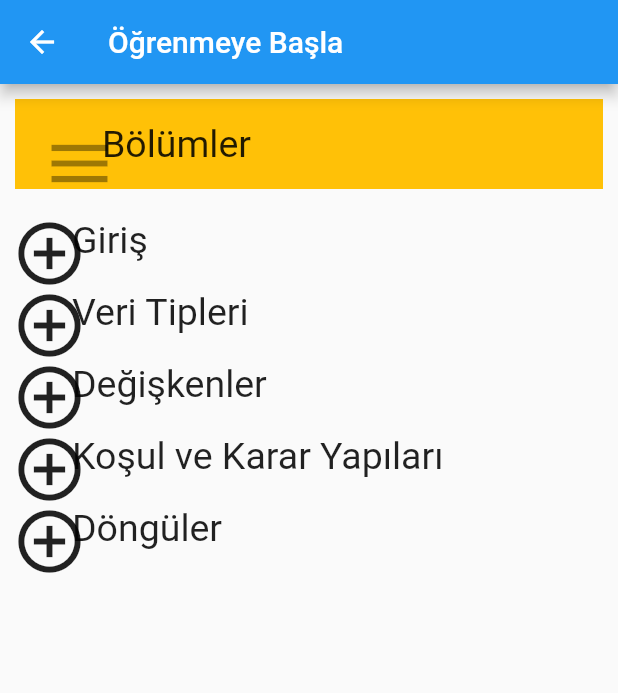
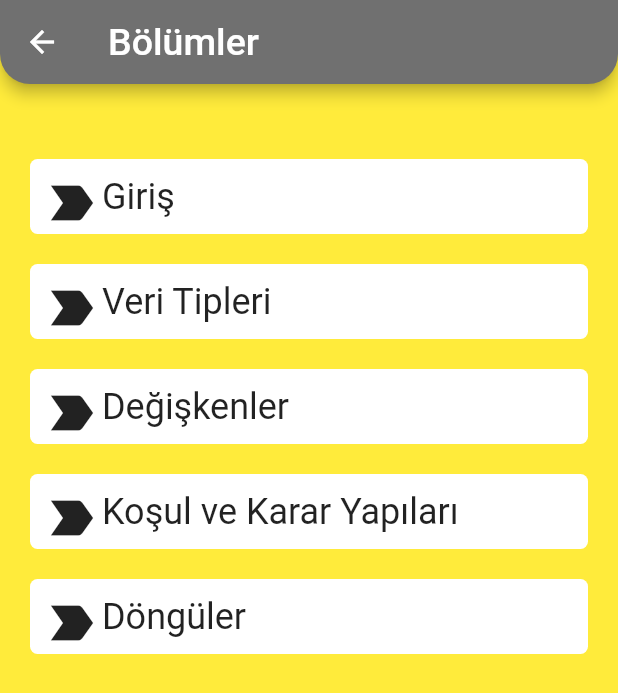
Before and after one commit to cagdaskasif/AMHE, a Flutter app: the screen it shows after launch, after a tap on the "code" icon, on a phone screen of 412 x 824 dp. Shown: the top 693 px of the screen. Run offline on Flutter 3.47's test engine with Material 2 defaults, Android fonts, the phone set to English and light mode, and no system bars; Roboto replaces fonts that are missing (Consolas).

Commit message:
"bölümler" anasayfası düzenlendi, oyunlar çözelim oldu radio buton eklenecek

```diff
--- a/lib/dersler/anasayfa/ogrenmeyebasla.dart
+++ b/lib/dersler/anasayfa/ogrenmeyebasla.dart
@@ -1,4 +1,4 @@
-import'package:flutter/material.dart';
+import 'package:flutter/material.dart';
 import 'package:pyton_ogren/dersler/anasayfa/derslerdegiskenlermain.dart';
 import 'package:pyton_ogren/dersler/anasayfa/derslergirismain.dart';
 import 'package:pyton_ogren/dersler/anasayfa/derslerveritiplerimain.dart';
@@ -10,104 +10,162 @@ class ogrenmeyebasla extends StatefulWidget {
   _ogrenmeyebaslaState createState() => _ogrenmeyebaslaState();
 }
 
-// ignore: camel_case_types
 class _ogrenmeyebaslaState extends State<ogrenmeyebasla> {
   @override
   Widget build(BuildContext context) {
     return Scaffold(
+      backgroundColor: Color.fromARGB(255, 255, 235, 59),
       appBar: AppBar(
-        title: Text("Öğrenmeye Başla"),
+        title:  Text(
+            ("Bölümler"),
+            style: TextStyle(fontSize: 25),
           ),
-
+        shape: RoundedRectangleBorder(
+          borderRadius: BorderRadius.vertical(
+            bottom: Radius.circular(20),
+          ),
+        ),
+        backgroundColor: Color.fromARGB(255, 112, 112, 112),
+      ),
       body: SafeArea(
         child: Column(
           children: <Widget>[
             Container(
-              width: 500,
-              height: 60,
-              color: Colors.amber,
-              alignment: Alignment.topLeft,
-              padding: EdgeInsets.all(10),
-              margin: EdgeInsets.all(10),
               child: Row(
                 children: <Widget>[
-                  IconButton(icon: Icon(Icons.menu, size: 50,), onPressed: null),
-
-                  Text("Bölümler", style: TextStyle(fontSize: 25),)
+                  IconButton(
+                      icon: Icon(
+                        Icons.label_important,
+                        size: 40,
+                      ),
+                      onPressed: () {
+                        Navigator.push(
+                          context,
+                          MaterialPageRoute(builder: (context) => MyApp()),
+                        );
+                      }),
+                  Text(
+                    "Giriş",
+                    style: TextStyle(fontSize: 24),
+                  )
                 ],
-
               ),
-
+              decoration: BoxDecoration(
+                color: Colors.white,
+                borderRadius: BorderRadius.circular(5),
+              ),
+              constraints: BoxConstraints.expand(height: 50),
+              margin: EdgeInsets.fromLTRB(20, 50, 20, 10),
             ),
             Container(
               child: Row(
                 children: <Widget>[
-                  IconButton(icon: Icon(Icons.add_circle_outline, size: 50,), onPressed: () {
-                    Navigator.push(
-                      context,
-                      MaterialPageRoute(builder: (context) => MyApp()),
-                    );
-                  } ),
-                  Text("Giriş", style: TextStyle(fontSize: 25),)
-                ],
+                  IconButton(
+                      icon: Icon(
+                        Icons.label_important,
+                        size: 40,
                       ),
-            ),
-
-            Container(
-              child: Row(
-                children: <Widget>[
-                  IconButton(icon: Icon(Icons.add_circle_outline, size: 50,), onPressed: () {
+                      onPressed: () {
                         Navigator.push(
                           context,
                           MaterialPageRoute(builder: (context) => MyApp2()),
                         );
-                  } ),
-                  Text("Veri Tipleri", style: TextStyle(fontSize: 25),)
+                      }),
+                  Text(
+                    "Veri Tipleri",
+                    style: TextStyle(fontSize: 24),
+                  )
                 ],
               ),
+              decoration: BoxDecoration(
+                color: Colors.white,
+                borderRadius: BorderRadius.circular(5),
+              ),
+              constraints: BoxConstraints.expand(height: 50),
+              margin: EdgeInsets.fromLTRB(20, 10, 20, 10),
             ),
             Container(
               child: Row(
                 children: <Widget>[
-                  IconButton(icon: Icon(Icons.add_circle_outline, size: 50,), onPressed: () {
+                  IconButton(
+                      icon: Icon(
+                        Icons.label_important,
+                        size: 40,
+                      ),
+                      onPressed: () {
                         Navigator.push(
                           context,
                           MaterialPageRoute(builder: (context) => MyApp3()),
                         );
-                  } ),
-                  Text("Değişkenler", style: TextStyle(fontSize: 25),)
+                      }),
+                  Text(
+                    "Değişkenler",
+                    style: TextStyle(fontSize: 24),
+                  )
                 ],
               ),
+              decoration: BoxDecoration(
+                color: Colors.white,
+                borderRadius: BorderRadius.circular(5),
+              ),
+              constraints: BoxConstraints.expand(height: 50),
+              margin: EdgeInsets.fromLTRB(20, 10, 20, 10),
             ),
             Container(
               child: Row(
                 children: <Widget>[
-                  IconButton(icon: Icon(Icons.add_circle_outline, size: 50,), onPressed: () {
+                  IconButton(
+                      icon: Icon(
+                        Icons.label_important,
+                        size: 40,
+                      ),
+                      onPressed: () {
                         Navigator.push(
                           context,
                           MaterialPageRoute(builder: (context) => MyApp4()),
                         );
-                  } ),
-                  Text("Koşul ve Karar Yapıları", style: TextStyle(fontSize: 25),)
+                      }),
+                  Text(
+                    "Koşul ve Karar Yapıları",
+                    style: TextStyle(fontSize: 24),
+                  )
                 ],
               ),
+              decoration: BoxDecoration(
+                color: Colors.white,
+                borderRadius: BorderRadius.circular(5),
+              ),
+              constraints: BoxConstraints.expand(height: 50),
+              margin: EdgeInsets.fromLTRB(20, 10, 20, 10),
             ),
             Container(
               child: Row(
                 children: <Widget>[
-                  IconButton(icon: Icon(Icons.add_circle_outline, size: 50,), onPressed: () {
+                  IconButton(
+                      icon: Icon(
+                        Icons.label_important,
+                        size: 40,
+                      ),
+                      onPressed: () {
                         Navigator.push(
                           context,
                           MaterialPageRoute(builder: (context) => MyApp5()),
                         );
-                  } ),
-                  Text("Döngüler", style: TextStyle(fontSize: 25),)
+                      }),
+                  Text(
+                    "Döngüler",
+                    style: TextStyle(fontSize: 24),
+                  )
                 ],
               ),
+              decoration: BoxDecoration(
+                color: Colors.white,
+                borderRadius: BorderRadius.circular(5),
+              ),
+              constraints: BoxConstraints.expand(height: 50),
+              margin: EdgeInsets.fromLTRB(20, 10, 20, 10),
             ),
           ],
-
-
         ),
       ),
     );
--- a/lib/homeScreen.dart
+++ b/lib/homeScreen.dart
@@ -1,7 +1,8 @@
 import 'package:flutter/cupertino.dart';
 import 'package:flutter/material.dart';
 import 'package:pyton_ogren/dersler/anasayfa/ogrenmeyebasla.dart';
-
+import 'package:pyton_ogren/kullanici_girisi.dart';
+import 'package:pyton_ogren/oyunlarRadioButton.dart';
 
 class homeScreen extends StatefulWidget {
   @override
@@ -17,7 +18,7 @@ class _homeScreenState extends State<homeScreen> {
         title: Center(
           child: Text(
             ("Python Öğren"),
-            style: TextStyle(fontSize: 25),
+            style: TextStyle(fontSize: 25, fontFamily: 'Consolas'),
           ),
         ),
         shape: RoundedRectangleBorder(
@@ -44,32 +45,22 @@ class _homeScreenState extends State<homeScreen> {
                       ),
                       child: IconButton(
                         onPressed: () {
-                          Navigator.push(context, MaterialPageRoute(builder: (context)=> ogrenmeyebasla() ));
+                          Navigator.push(
+                              context,
+                              MaterialPageRoute(
+                                  builder: (context) => ogrenmeyebasla()));
                         },
                         icon: Icon(
                           Icons.code,
                           color: Color.fromARGB(255, 255, 235, 59),
                           size: 70,
                         ),
-
-
-/*                        RaisedButton(
-                          child: Text("Git"),
-                          textColor: Colors.white,
-                          color: Colors.blue,
-                          onPressed: () {
-                            Navigator.push(context, MaterialPageRoute(builder: (context)=> homeScreen()));
-                          },
-                        ),*/
-
-
                       ),
                       width: 100,
                       height: 100,
                     ),
                     Text(
                       "Kodla",
-                      style: TextStyle(fontSize: 24),
                     ),
                   ],
                 ),
@@ -81,6 +72,12 @@ class _homeScreenState extends State<homeScreen> {
                         borderRadius: BorderRadius.circular(90),
                       ),
                       child: IconButton(
+                        onPressed: () {
+                          Navigator.push(
+                              context,
+                              MaterialPageRoute(
+                                  builder: (context) => OyunlarRadioButton()));
+                        },
                         icon: Icon(
                           Icons.videogame_asset,
                           color: Color.fromARGB(255, 255, 235, 59),
@@ -91,8 +88,7 @@ class _homeScreenState extends State<homeScreen> {
                       height: 100,
                     ),
                     Text(
-                      "Oyna",
-                      style: TextStyle(fontSize: 24),
+                      "Çözelim",
                     ),
                   ],
                 ),
@@ -109,6 +105,12 @@ class _homeScreenState extends State<homeScreen> {
                         borderRadius: BorderRadius.circular(90),
                       ),
                       child: IconButton(
+                        onPressed: () {
+                          Navigator.push(
+                              context,
+                              MaterialPageRoute(
+                                  builder: (context) => KullaniciGirisi()));
+                        },
                         icon: Icon(
                           Icons.person,
                           color: Color.fromARGB(255, 255, 235, 59),
@@ -120,7 +122,6 @@ class _homeScreenState extends State<homeScreen> {
                     ),
                     Text(
                       "Profil",
-                      style: TextStyle(fontSize: 24),
                     ),
                   ],
                 ),
@@ -132,6 +133,12 @@ class _homeScreenState extends State<homeScreen> {
                         borderRadius: BorderRadius.circular(90),
                       ),
                       child: IconButton(
+                        onPressed: () {
+                          Navigator.push(
+                              context,
+                              MaterialPageRoute(
+                                  builder: (context) => OyunlarRadioButton()));
+                        },
                         icon: Icon(
                           Icons.laptop_windows,
                           color: Color.fromARGB(255, 255, 235, 59),
@@ -143,7 +150,6 @@ class _homeScreenState extends State<homeScreen> {
                     ),
                     Text(
                       "Kurulum",
-                      style: TextStyle(fontSize: 24),
                     ),
                   ],
                 ),
--- a/lib/main.dart
+++ b/lib/main.dart
@@ -1,17 +1,19 @@
 import 'package:flutter/material.dart';
 import 'package:pyton_ogren/homeScreen.dart';
-
 
 void main() => runApp(MyApp());
 
 class MyApp extends StatelessWidget {
-
   @override
   Widget build(BuildContext context) {
     return MaterialApp(
-
       debugShowCheckedModeBanner: false,
       title: 'Flutter Demo',
+      theme: ThemeData(
+        textTheme: TextTheme(
+          body1: TextStyle(fontSize: 24, fontFamily: 'Consolas'),
+        ),
+      ),
       home: homeScreen(),
     );
   }
```
Also changed, not shown: lib/kullanici_girisi.dart (+3 -4 lines), lib/oyna/oyunlarRadioButton.dart (deleted, +0 -43 lines), lib/oyunlarRadioButton.dart (added, +57 -0 lines), pubspec.yaml (+11 -1 lines). Lines whose indentation alone changed are shown as unchanged.
